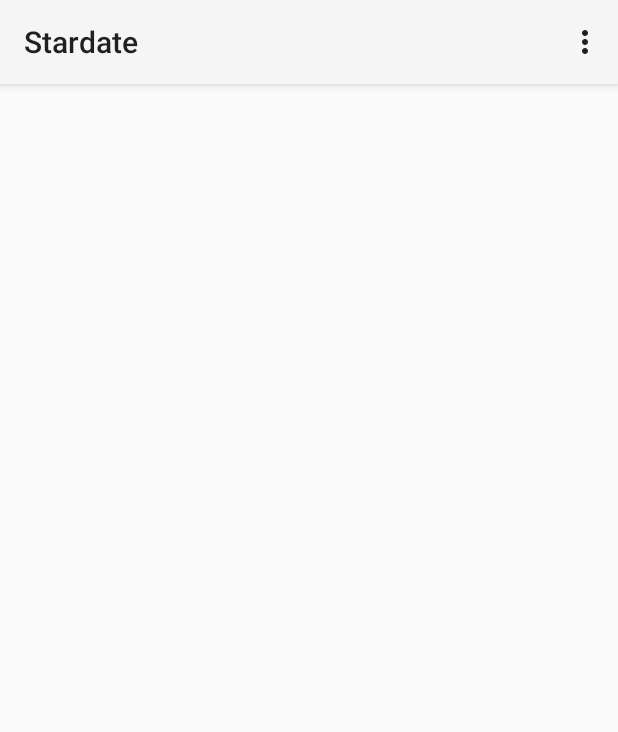
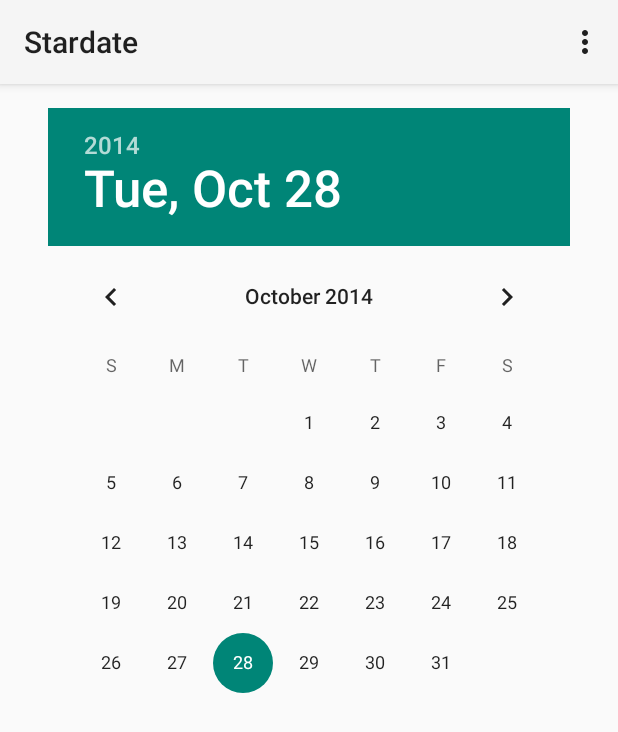
Before and after one commit to chrisoei/stardate, an Android app: the screen it shows after launch (ConverterActivity), on a phone screen of 412 x 824 dp. Shown: the top 732 px of the screen. Run offline under Robolectric (Android 15) with nearby library versions, the phone set to English and light mode, and no system bars.

Commit message:
Add DatePicker to Android

```diff
--- a/Android/Stardate/app/src/main/res/layout/fragment_converter.xml
+++ b/Android/Stardate/app/src/main/res/layout/fragment_converter.xml
@@ -8,4 +8,11 @@
     android:paddingBottom="@dimen/activity_vertical_margin"
     tools:context=".ConverterActivity$PlaceholderFragment">
 
+    <DatePicker
+        android:layout_width="wrap_content"
+        android:layout_height="wrap_content"
+        android:id="@+id/datePicker"
+        android:layout_alignParentTop="true"
+        android:layout_centerHorizontal="true"
+        android:calendarViewShown="false" />
 </RelativeLayout>
```
